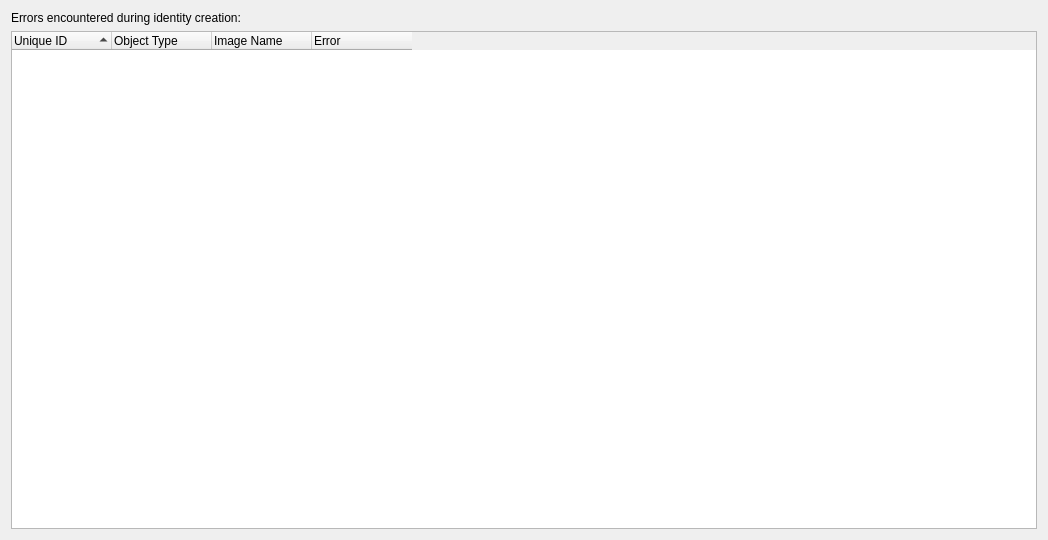
This is brainframe_qt/ui/dialogs/identity_configuration/identity_error_popup/identity_error_popup.ui in aotuai/brainframe-qt as Qt 5 draws it before an edit. The edited form follows.
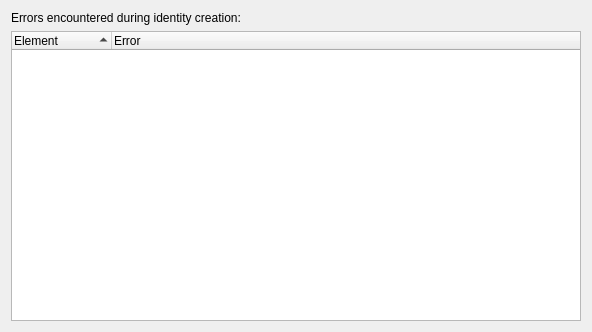
This is the edited form. Custom widgets are drawn as their Qt base class.

Commit message: Error dialog for image/identity addition is a bit nicer looking

Diff of the .ui file:
```diff
--- a/brainframe_qt/ui/dialogs/identity_configuration/identity_error_popup/identity_error_popup.ui
+++ b/brainframe_qt/ui/dialogs/identity_configuration/identity_error_popup/identity_error_popup.ui
@@ -6,8 +6,8 @@
    <rect>
     <x>0</x>
     <y>0</y>
-    <width>1048</width>
-    <height>540</height>
+    <width>592</width>
+    <height>332</height>
    </rect>
   </property>
   <property name="windowTitle">
@@ -32,21 +32,11 @@
       <bool>true</bool>
      </attribute>
      <attribute name="headerStretchLastSection">
-      <bool>false</bool>
+      <bool>true</bool>
      </attribute>
      <column>
       <property name="text">
-       <string>Unique ID</string>
-      </property>
-     </column>
-     <column>
-      <property name="text">
-       <string>Object Type</string>
-      </property>
-     </column>
-     <column>
-      <property name="text">
-       <string>Image Name</string>
+       <string>Element</string>
       </property>
      </column>
      <column>
```
The commit also changes 1 other file.
